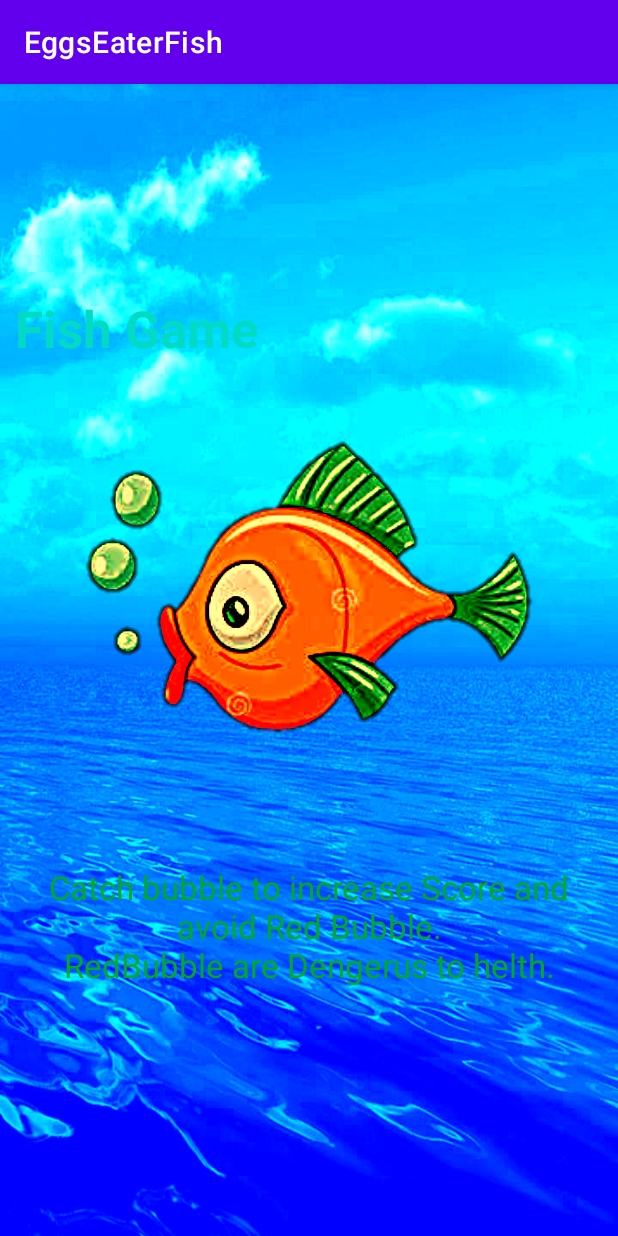
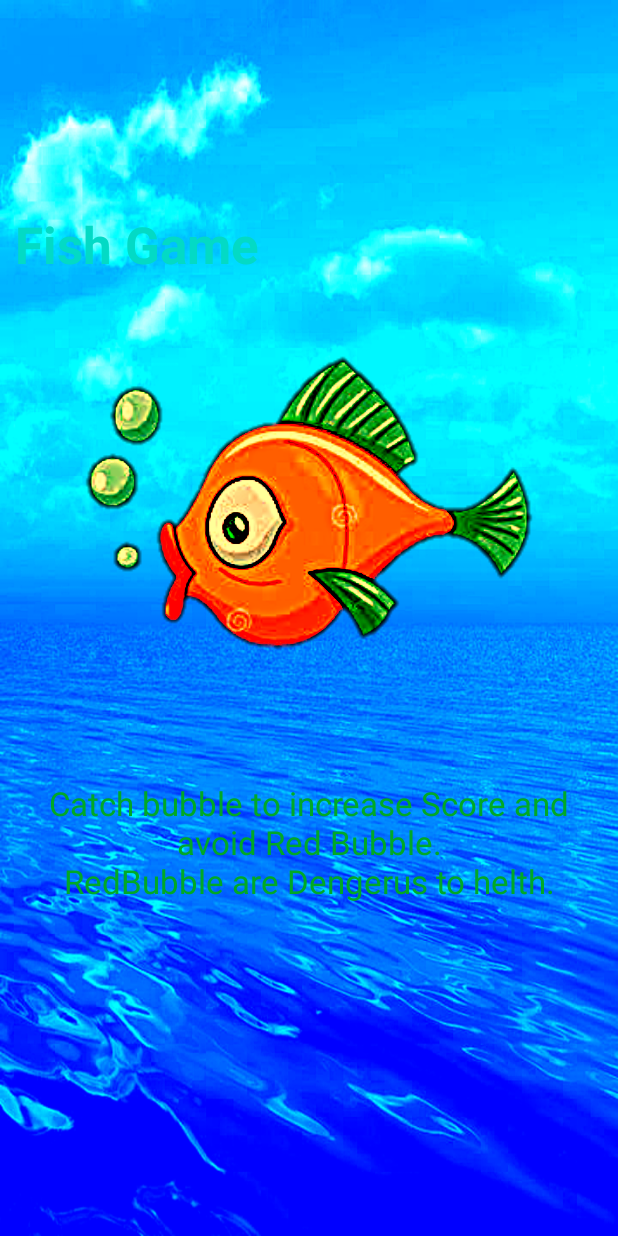
Before and after one commit to ShivaShirsath/Flying-Fish, an Android app: the screen it shows after launch (SplashScreen), on a phone screen of 412 x 824 dp. Run offline under Robolectric (Android 15) with nearby library versions, the phone set to English and light mode, and no system bars.

Commit message:
Update themes.xml

```diff
--- a/app/src/main/res/values/themes.xml
+++ b/app/src/main/res/values/themes.xml
@@ -1,6 +1,6 @@
 <resources xmlns:tools="http://schemas.android.com/tools">
     <!-- Base application theme. -->
-    <style name="Theme.EggsEaterFish" parent="Theme.MaterialComponents.DayNight.DarkActionBar">
+    <style name="Theme.EggsEaterFish" parent="Theme.MaterialComponents.DayNight.NoActionBar">
         <!-- Primary brand color. -->
         <item name="colorPrimary">@color/purple_500</item>
         <item name="colorPrimaryVariant">@color/purple_700</item>
```
